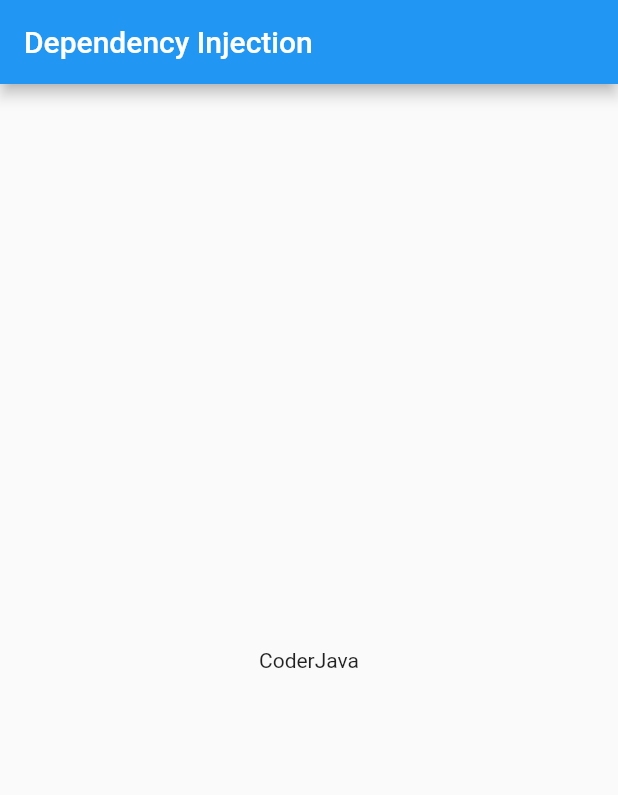
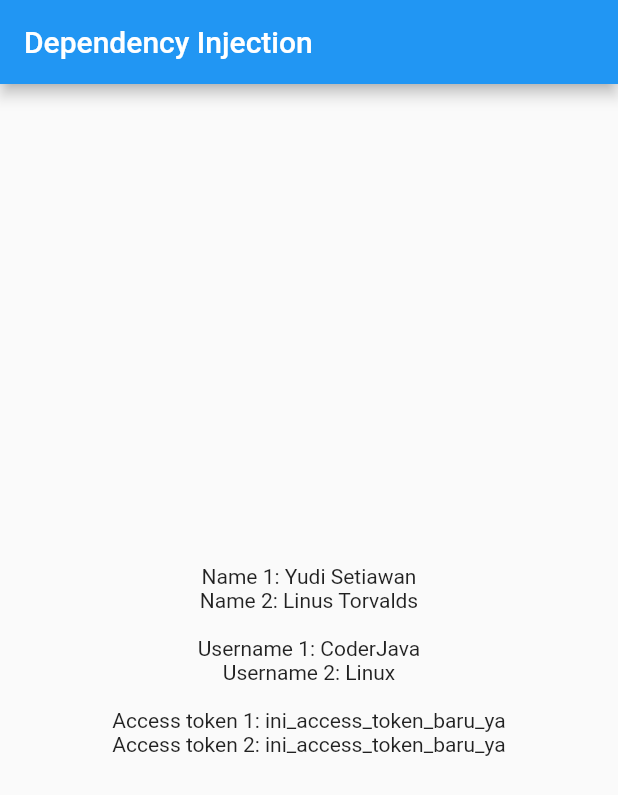
Before and after one commit to CoderJava/Service-Locator-Flutter, a Flutter app: the screen it shows after launch, on a phone screen of 412 x 824 dp. Shown: the top 795 px of the screen. Run offline on Flutter 3.47's test engine with Material 2 defaults, Android fonts, the phone set to English and light mode, and no system bars; our stand-ins replace get_it.

```diff
--- /dev/null
+++ b/lib/injector.dart
@@ -0,0 +1,13 @@
+import 'package:dependency_injection_flutter/login_service.dart';
+import 'package:dependency_injection_flutter/user_profile.dart';
+import 'package:get_it/get_it.dart';
+
+GetIt locator = GetIt.instance;
+
+void setupLocator() {
+  // Register LoginService as Singleton
+  locator.registerSingleton(LoginService());
+
+  // Register UserProfile as Factory
+  locator.registerFactory(() => UserProfile());
+}
--- a/lib/login_service.dart
+++ b/lib/login_service.dart
@@ -1,3 +1,4 @@
 class LoginService {
-  String loginToken = 'my_login_token';
+  String accessToken = 'my_access_token';
+  String refreshToken = 'my_refresh_token';
 }
--- a/lib/main.dart
+++ b/lib/main.dart
@@ -1,5 +1,6 @@
-import 'package:dependency_injection_flutter/service_locator.dart';
-import 'package:dependency_injection_flutter/user_service.dart';
+import 'package:dependency_injection_flutter/injector.dart';
+import 'package:dependency_injection_flutter/login_service.dart';
+import 'package:dependency_injection_flutter/user_profile.dart';
 import 'package:flutter/material.dart';
 
 void main() {
@@ -17,16 +18,37 @@ class App extends StatelessWidget {
 }
 
 class MyApp extends StatelessWidget {
-  final UserService userService = locator<UserService>();
+  UserProfile userService = locator<UserProfile>();
+  UserProfile userService2 = locator<UserProfile>();
+
+  LoginService loginService = locator<LoginService>();
+  LoginService loginService2 = locator<LoginService>();
 
   @override
   Widget build(BuildContext context) {
+    userService2.name = 'Linus Torvalds';
+    userService2.username = 'Linux';
+
+    loginService.accessToken = 'ini_access_token_baru_ya';
+
     return Scaffold(
       appBar: AppBar(
         title: Text('Dependency Injection'),
       ),
       body: Center(
-        child: Text(userService.username),
+        child: Column(
+          mainAxisAlignment: MainAxisAlignment.center,
+          children: <Widget>[
+            Text('Name 1: ${userService.name}'),
+            Text('Name 2: ${userService2.name}'),
+            SizedBox(height: 16.0),
+            Text('Username 1: ${userService.username}'),
+            Text('Username 2: ${userService2.username}'),
+            SizedBox(height: 16.0),
+            Text('Access token 1: ${loginService.accessToken}'),
+            Text('Access token 2: ${loginService2.accessToken}'),
+          ],
+        ),
       ),
     );
   }
--- a/lib/service_locator.dart
+++ /dev/null
@@ -1,10 +0,0 @@
-import 'package:dependency_injection_flutter/login_service.dart';
-import 'package:dependency_injection_flutter/user_service.dart';
-import 'package:get_it/get_it.dart';
-
-GetIt locator = GetIt.instance;
-
-void setupLocator() {
-  locator.registerSingleton(UserService());
-  locator.registerFactory(() => LoginService());
-}
--- /dev/null
+++ b/lib/user_profile.dart
@@ -0,0 +1,4 @@
+class UserProfile {
+  String name = 'Yudi Setiawan';
+  String username = 'CoderJava';
+}
--- a/lib/user_service.dart
+++ /dev/null
@@ -1,3 +0,0 @@
-class UserService {
-  String username = 'CoderJava';
-}
```
